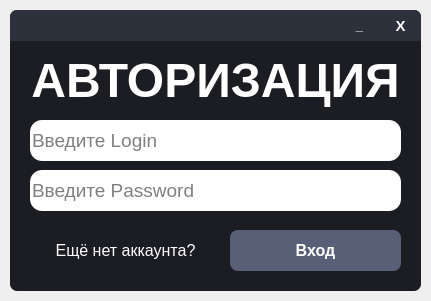
Qt form VK_Bot/Authorization_Window/authorization_window.ui (otaboyevsardorbek1/VK-Bot-ru) before a commit.
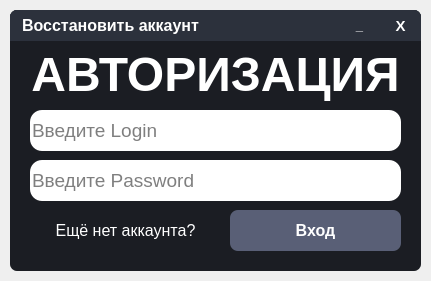
The same form after that commit. Icons and pictures are not drawn.

What changed in the file:
```diff
--- a/VK_Bot/Authorization_Window/authorization_window.ui
+++ b/VK_Bot/Authorization_Window/authorization_window.ui
@@ -7,7 +7,7 @@
     <x>0</x>
     <y>0</y>
     <width>431</width>
-    <height>301</height>
+    <height>281</height>
    </rect>
   </property>
   <property name="windowTitle">
@@ -20,7 +20,7 @@
       <x>10</x>
       <y>10</y>
       <width>411</width>
-      <height>281</height>
+      <height>261</height>
      </rect>
     </property>
     <property name="styleSheet">
@@ -137,12 +137,51 @@
        <bool>false</bool>
       </property>
      </widget>
+     <widget class="QPushButton" name="RecoverAccountButton">
+      <property name="geometry">
+       <rect>
+        <x>0</x>
+        <y>0</y>
+        <width>201</width>
+        <height>31</height>
+       </rect>
+      </property>
+      <property name="font">
+       <font>
+        <pointsize>12</pointsize>
+        <weight>75</weight>
+        <bold>true</bold>
+       </font>
+      </property>
+      <property name="cursor">
+       <cursorShape>PointingHandCursor</cursorShape>
+      </property>
+      <property name="styleSheet">
+       <string notr="true">QPushButton{
+	color: white;
+	border: none;
+	border-top-left-radius: 7px;
+	background-color: #2C313C;
+}
+
+QPushButton:hover{
+	background-color: #45494D;
+}
+
+QPushButton:pressed{
+	background-color: #1B1D23;
+}</string>
+      </property>
+      <property name="text">
+       <string>Восстановить аккаунт</string>
+      </property>
+     </widget>
     </widget>
     <widget class="QLabel" name="Label">
      <property name="geometry">
       <rect>
        <x>20</x>
-       <y>40</y>
+       <y>34</y>
        <width>371</width>
        <height>61</height>
       </rect>
@@ -180,7 +219,7 @@
      <property name="geometry">
       <rect>
        <x>20</x>
-       <y>110</y>
+       <y>100</y>
        <width>371</width>
        <height>41</height>
       </rect>
@@ -218,7 +257,7 @@
      <property name="geometry">
       <rect>
        <x>20</x>
-       <y>160</y>
+       <y>150</y>
        <width>331</width>
        <height>41</height>
       </rect>
@@ -262,7 +301,7 @@
      <property name="geometry">
       <rect>
        <x>220</x>
-       <y>220</y>
+       <y>200</y>
        <width>171</width>
        <height>41</height>
       </rect>
@@ -300,7 +339,7 @@
      <property name="geometry">
       <rect>
        <x>40</x>
-       <y>230</y>
+       <y>210</y>
        <width>151</width>
        <height>21</height>
       </rect>
@@ -335,17 +374,18 @@
       <string>Eщё нет аккаунта?</string>
      </property>
     </widget>
-    <widget class="QFrame" name="frame">
+    <widget class="QPushButton" name="ShowPasswordButton">
      <property name="geometry">
       <rect>
        <x>350</x>
-       <y>160</y>
+       <y>150</y>
        <width>41</width>
        <height>41</height>
       </rect>
      </property>
      <property name="styleSheet">
-      <string notr="true">QFrame{
+      <string notr="true">QPushButton{
+	border: none;
 	border-bottom-right-radius: 12px;
 	border-top-right-radius: 12px;
 	border-bottom-left-radius: 0px;
@@ -353,26 +393,6 @@
 	background-color: white;
 }</string>
      </property>
-     <property name="frameShape">
-      <enum>QFrame::StyledPanel</enum>
-     </property>
-     <property name="frameShadow">
-      <enum>QFrame::Raised</enum>
-     </property>
-     <widget class="QPushButton" name="ShowPasswordButton">
-      <property name="geometry">
-       <rect>
-        <x>0</x>
-        <y>0</y>
-        <width>41</width>
-        <height>41</height>
-       </rect>
-      </property>
-      <property name="styleSheet">
-       <string notr="true">QPushButton{
-	border: none;
-}</string>
-      </property>
       <property name="text">
        <string/>
       </property>
@@ -386,7 +406,6 @@
         <height>32</height>
        </size>
       </property>
-     </widget>
     </widget>
    </widget>
   </widget>
```
Lines whose indentation alone changed are shown as unchanged.
